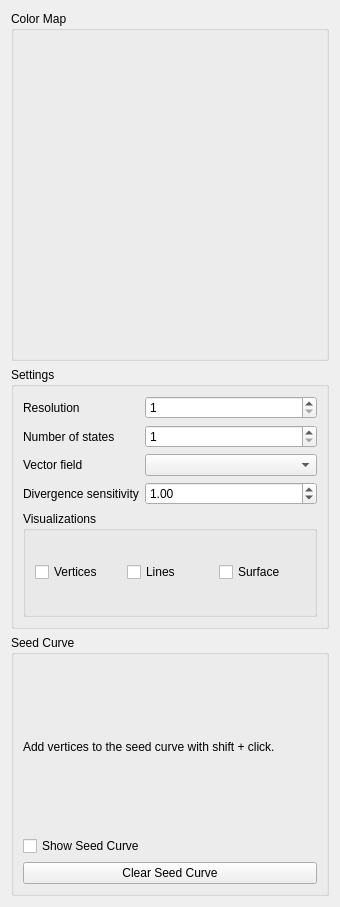
bvanloon/Scientific-Visualization, file smoke/view/streamsurfacestab.ui: the form before one commit.
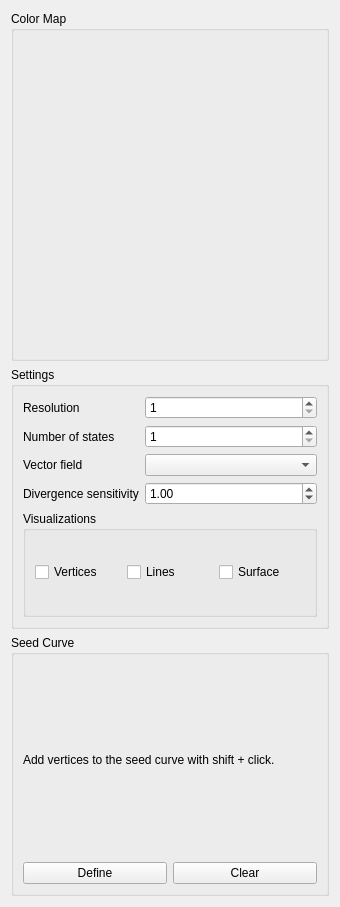
The form after the commit. Custom widgets are drawn as their Qt base class.

Commit message: Removed the seedCurve checkbox form the ui and introduced a push button.

Patch:
```diff
--- a/smoke/view/streamsurfacestab.ui
+++ b/smoke/view/streamsurfacestab.ui
@@ -199,18 +199,22 @@
        </widget>
       </item>
       <item>
-       <widget class="QCheckBox" name="showSeedCurvesCheckBox">
+       <layout class="QHBoxLayout" name="horizontalLayout_2">
+        <item>
+         <widget class="QPushButton" name="pushButton">
         <property name="text">
-         <string>Show Seed Curve</string>
+           <string>Define</string>
         </property>
        </widget>
       </item>
       <item>
        <widget class="QPushButton" name="clearSeedCurvesButton">
         <property name="text">
-         <string>Clear Seed Curve</string>
-        </property>
-       </widget>
+           <string>Clear</string>
+          </property>
+         </widget>
+        </item>
+       </layout>
       </item>
      </layout>
     </widget>
```
Lines whose indentation alone changed are shown as unchanged. The commit also changes 2 other files.
